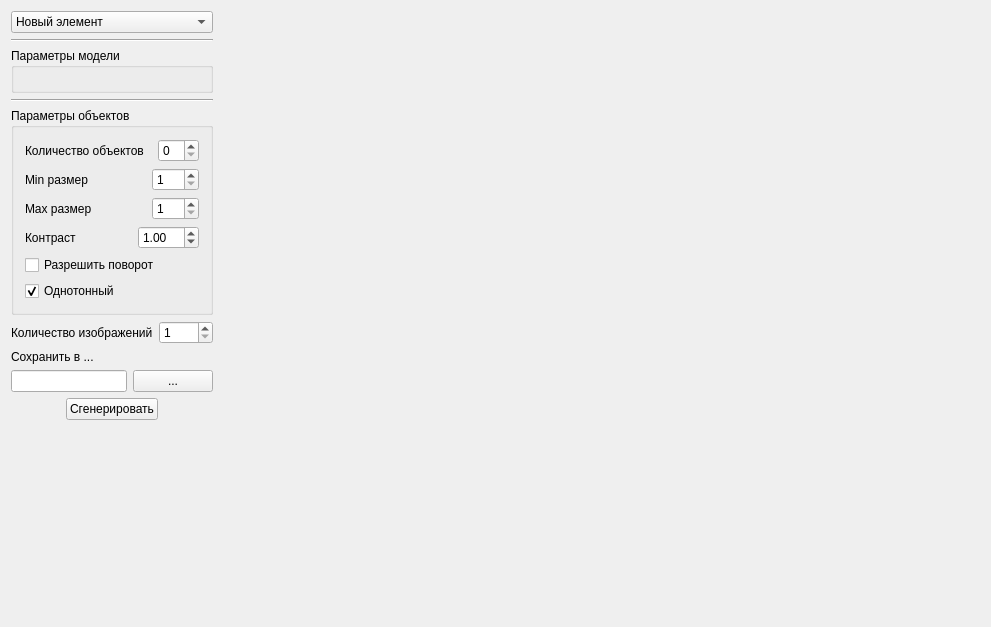
The window that ImageGenerator/ImageGenerator/ImageGenerator.ui (Fullback22/imageModels) describes before a commit, drawn with Qt 5.
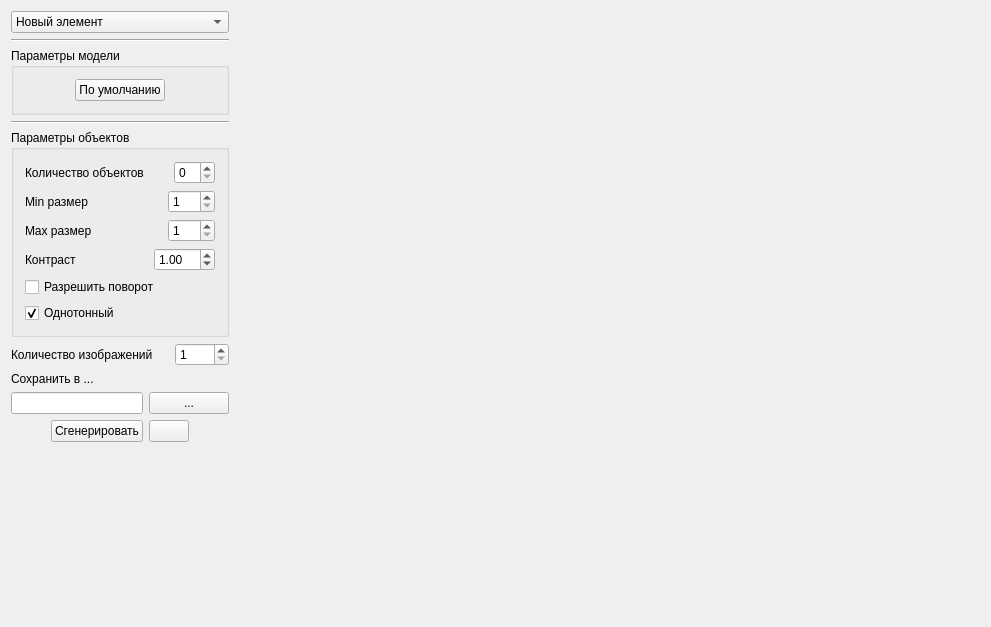
The same window after the commit.

Commit message: created generateImage part

Diff of the .ui file:
```diff
--- a/ImageGenerator/ImageGenerator/ImageGenerator.ui
+++ b/ImageGenerator/ImageGenerator/ImageGenerator.ui
@@ -51,6 +51,43 @@
           <item>
            <layout class="QVBoxLayout" name="vertLayout_modelGrBox"/>
           </item>
+          <item>
+           <layout class="QHBoxLayout" name="horizontalLayout_8">
+            <item>
+             <spacer name="horizontalSpacer_3">
+              <property name="orientation">
+               <enum>Qt::Horizontal</enum>
+              </property>
+              <property name="sizeHint" stdset="0">
+               <size>
+                <width>40</width>
+                <height>20</height>
+               </size>
+              </property>
+             </spacer>
+            </item>
+            <item>
+             <widget class="QPushButton" name="pb_toDefualt">
+              <property name="text">
+               <string>По умолчанию</string>
+              </property>
+             </widget>
+            </item>
+            <item>
+             <spacer name="horizontalSpacer_4">
+              <property name="orientation">
+               <enum>Qt::Horizontal</enum>
+              </property>
+              <property name="sizeHint" stdset="0">
+               <size>
+                <width>40</width>
+                <height>20</height>
+               </size>
+              </property>
+             </spacer>
+            </item>
+           </layout>
+          </item>
          </layout>
         </widget>
        </item>
@@ -241,6 +278,13 @@
            </property>
           </widget>
          </item>
+         <item>
+          <widget class="QPushButton" name="pb_regenerate">
+           <property name="text">
+            <string/>
+           </property>
+          </widget>
+         </item>
          <item>
           <spacer name="horizontalSpacer_2">
            <property name="orientation">
@@ -278,6 +322,9 @@
      <property name="text">
       <string/>
      </property>
+     <property name="alignment">
+      <set>Qt::AlignCenter</set>
+     </property>
     </widget>
    </item>
   </layout>
```
The commit also changes 2 other files.
